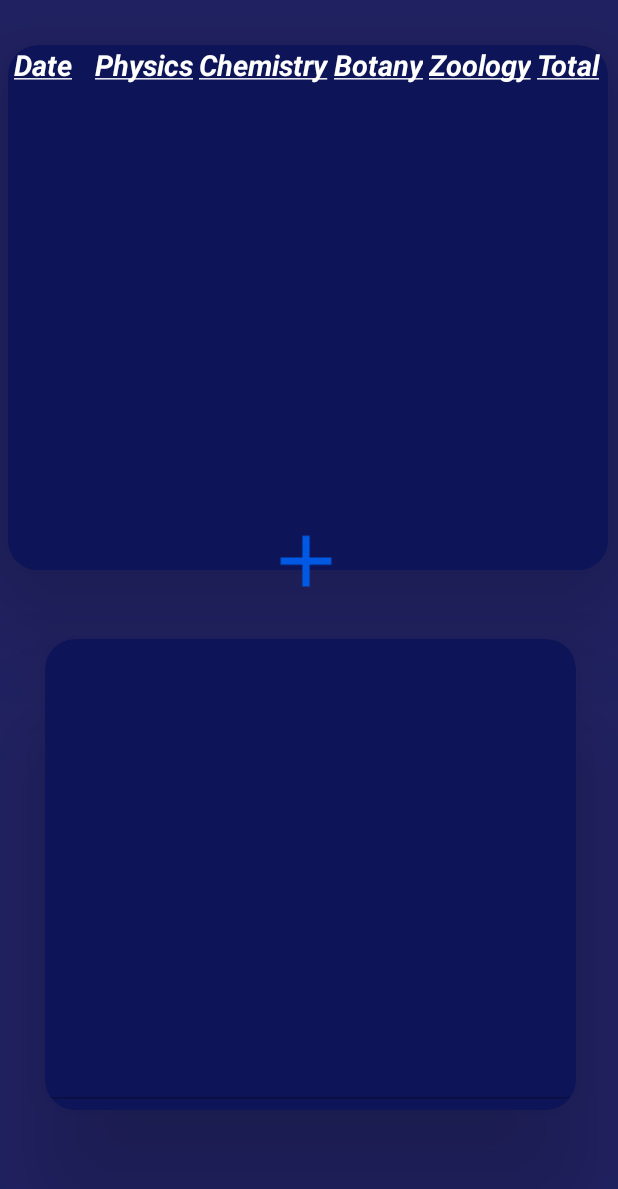
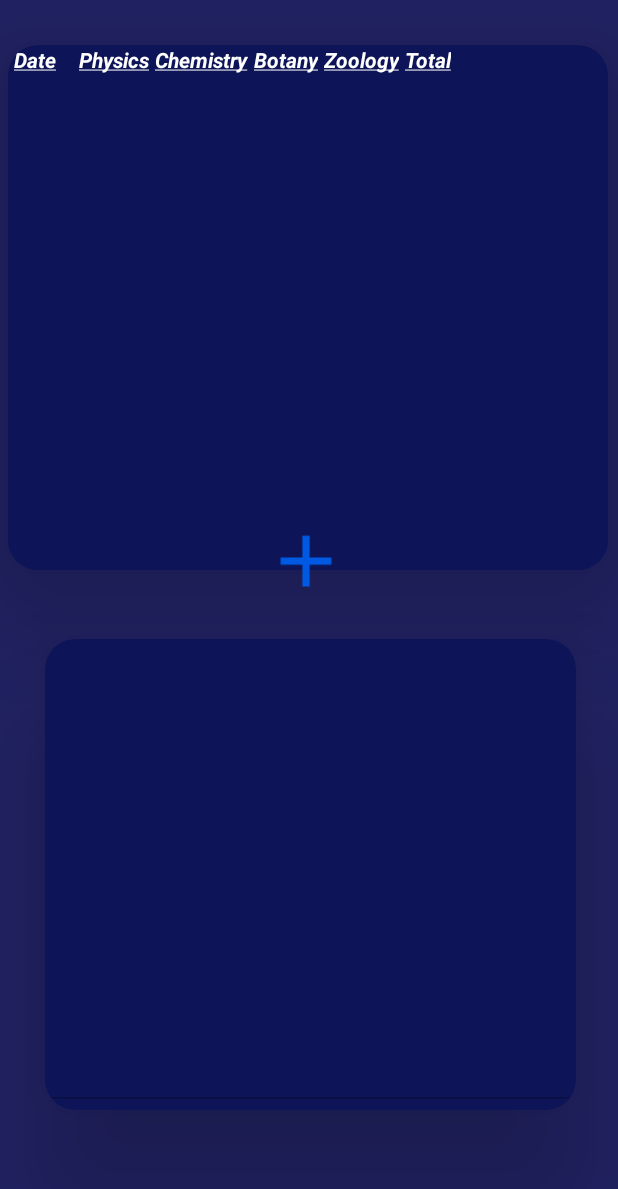
Before and after one commit to SoumadeepChoudhury/RapidTestRevision, an Android app: the screen it shows after launch (MainActivity), on a phone screen of 412 x 824 dp. Shown: the top 1189 px of the screen. Run offline under Robolectric (Android 15) with nearby library versions, the light colour scheme and no system bars.

Commit message:
Updated Graphics

```diff
--- a/app/src/main/java/com/example/rapidtestrevision/MainActivity.java
+++ b/app/src/main/java/com/example/rapidtestrevision/MainActivity.java
@@ -41,7 +41,7 @@ public class MainActivity extends AppCompatActivity {
         Cursor res=DB.getData();
         if (res.getCount()!=0) {
             while (res.moveToNext()) {
-                String value = res.getString(1).substring(0, 5) + "    " + res.getString(2) + "        " + res.getString(3) + "        " + res.getString(4) + "      " + res.getString(5) + "    " + (Integer.parseInt(res.getString(2)) + Integer.parseInt(res.getString(3)) + Integer.parseInt(res.getString(4)) + Integer.parseInt(res.getString(5)));
+                String value = res.getString(1).substring(0, 5) + "    " + res.getString(2) + "      " + res.getString(3) + "      " + res.getString(4) + "      " + res.getString(5) + "    " + (Integer.parseInt(res.getString(2)) + Integer.parseInt(res.getString(3)) + Integer.parseInt(res.getString(4)) + Integer.parseInt(res.getString(5)));
                 try{
                 mistakeReasonShow.setText(res.getString(6));}
                 catch (Exception e){
--- a/app/src/main/res/layout/activity_main.xml
+++ b/app/src/main/res/layout/activity_main.xml
@@ -55,7 +55,7 @@
 
                 <ListView
                     android:id="@+id/list"
-                    android:layout_width="400dp"
+                    android:layout_width="match_parent"
                     android:layout_height="323dp"
                     android:background="@color/darkblue"
                     app:layout_constraintBottom_toBottomOf="parent"
@@ -79,7 +79,7 @@
                         android:layout_marginStart="4dp"
                         android:text="@string/date"
                         android:textColor="@color/white"
-                        android:textSize="19sp"
+                        android:textSize="14sp"
                         android:textStyle="italic|bold" />
 
                     <TextView
@@ -89,7 +89,7 @@
                         android:layout_marginStart="15dp"
                         android:text="@string/physics"
                         android:textColor="@color/white"
-                        android:textSize="19sp"
+                        android:textSize="14sp"
                         android:textStyle="italic|bold" />
 
                     <TextView
@@ -99,7 +99,7 @@
                         android:layout_marginStart="4dp"
                         android:text="@string/chemistry"
                         android:textColor="@color/white"
-                        android:textSize="19sp"
+                        android:textSize="14sp"
                         android:textStyle="italic|bold" />
 
                     <TextView
@@ -109,7 +109,7 @@
                         android:layout_marginStart="4dp"
                         android:text="@string/botany"
                         android:textColor="@color/white"
-                        android:textSize="19sp"
+                        android:textSize="14sp"
                         android:textStyle="italic|bold" />
 
                     <TextView
@@ -119,7 +119,7 @@
                         android:layout_marginStart="4dp"
                         android:text="@string/zoology"
                         android:textColor="@color/white"
-                        android:textSize="19sp"
+                        android:textSize="14sp"
                         android:textStyle="italic|bold" />
 
 
@@ -130,7 +130,7 @@
                         android:layout_marginStart="4dp"
                         android:text="@string/total"
                         android:textColor="@color/white"
-                        android:textSize="19sp"
+                        android:textSize="14sp"
                         android:textStyle="italic|bold" />
                 </LinearLayout>
             </androidx.constraintlayout.widget.ConstraintLayout>
--- a/app/src/main/res/values/strings.xml
+++ b/app/src/main/res/values/strings.xml
@@ -9,4 +9,10 @@
     <string name="total"><u>Total</u></string>
     <string name="input">Input the Marks</string>
     <string name="mistake"><u>Mistakes</u></string>
+
+    <string name="phy"><u>Phy..</u></string>
+    <string name="chem"><u>Chem..</u></string>
+    <string name="bot"><u>Bot..</u></string>
+    <string name="zoo"><u>Zoo..</u></string>
+
 </resources>
```
